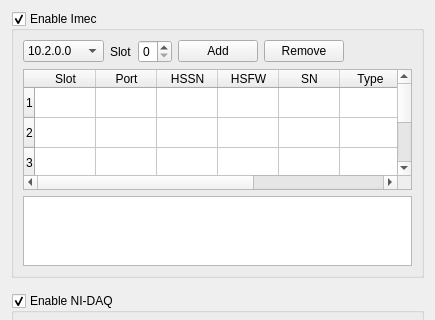
First picture: the form in Forms/DevicesTab.ui, repository billkarsh/SpikeGLX, before the edit; both pictures show x 0 to 435 and y 0 to 320 of the 435 by 475 pixel window.
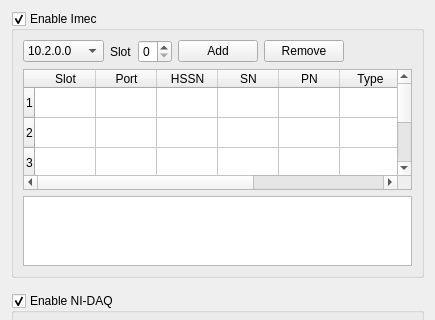
Second picture: the form after the edit.

Diff of the .ui file:
```diff
--- a/Forms/DevicesTab.ui
+++ b/Forms/DevicesTab.ui
@@ -282,12 +282,12 @@
         </column>
         <column>
          <property name="text">
-          <string>HSFW</string>
+          <string>SN</string>
          </property>
         </column>
         <column>
          <property name="text">
-          <string>SN</string>
+          <string>PN</string>
          </property>
         </column>
         <column>
```
